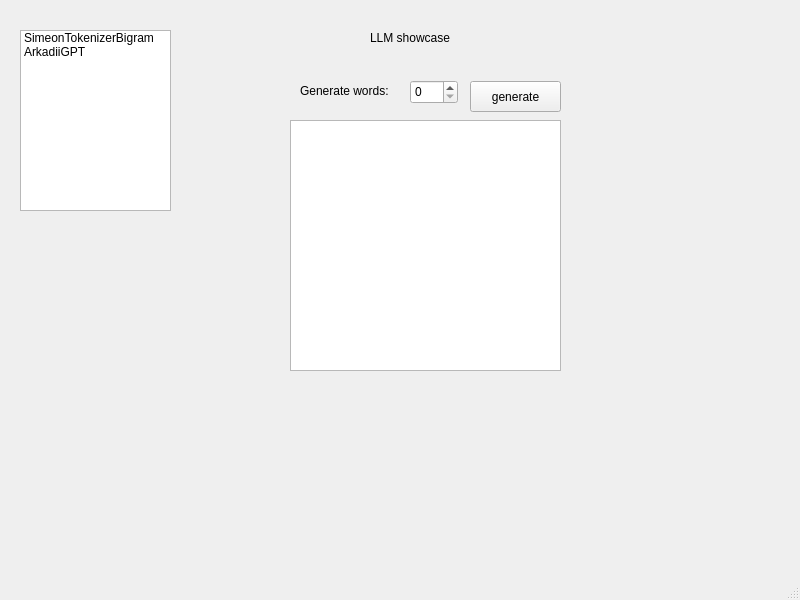
Before: the Qt Designer form nanoArkadiiGPT/app/mainwindow.ui in mistmake/HSE-project-Mini-GPT-cpp, drawn with Qt 5.
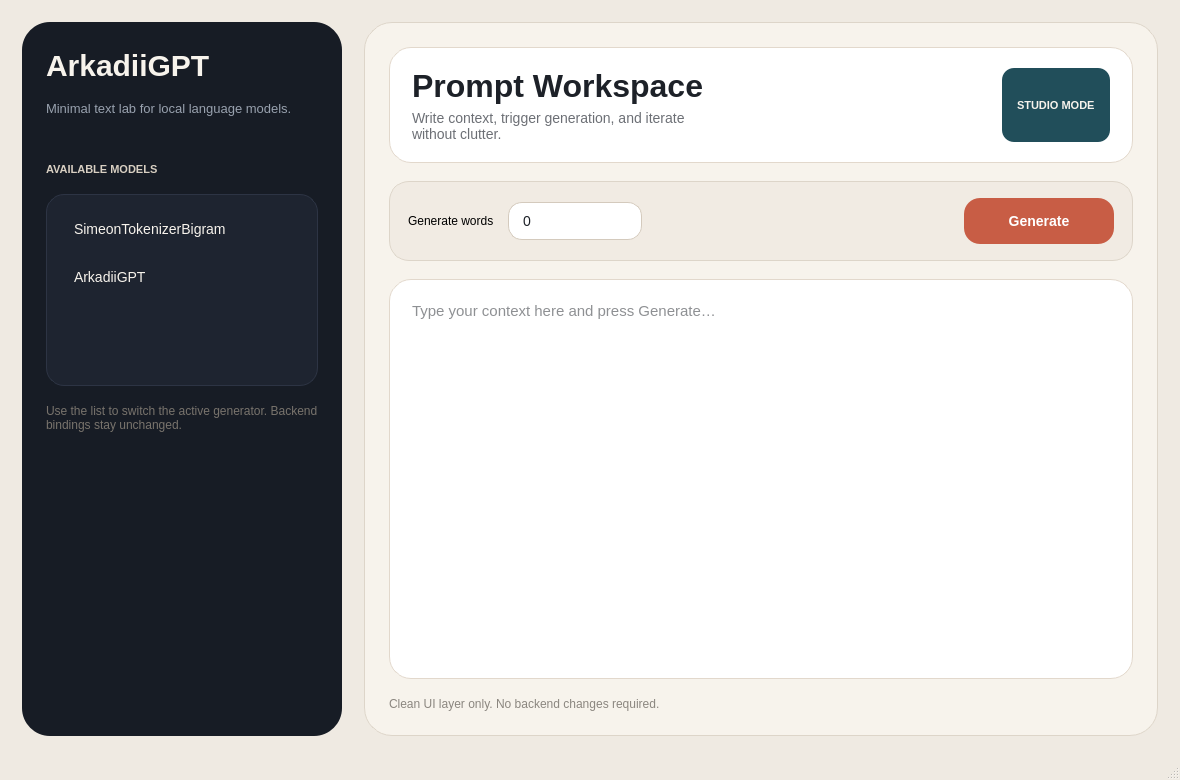
After: the same form once the commit is applied.

```diff
--- a/nanoArkadiiGPT/app/mainwindow.ui
+++ b/nanoArkadiiGPT/app/mainwindow.ui
@@ -6,93 +6,456 @@
    <rect>
     <x>0</x>
     <y>0</y>
-    <width>800</width>
-    <height>600</height>
+    <width>1180</width>
+    <height>780</height>
    </rect>
   </property>
   <property name="windowTitle">
-   <string>MainWindow</string>
+   <string>ArkadiiGPT Studio</string>
+  </property>
+  <property name="styleSheet">
+   <string notr="true">QMainWindow {
+    background-color: #EFEAE2;
+    color: #1D2128;
+    font-family: "Avenir Next";
+    }
+
+    QWidget#centralwidget {
+    background-color: #EFEAE2;
+    }
+
+    QFrame#sidebarFrame {
+    background-color: #171C25;
+    border-radius: 28px;
+    }
+
+    QFrame#workspaceFrame {
+    background-color: #F7F3EC;
+    border-radius: 28px;
+    border: 1px solid #DDD5C9;
+    }
+
+    QFrame#heroFrame {
+    background-color: #FFFFFF;
+    border: 1px solid #E2D8CC;
+    border-radius: 22px;
+    }
+
+    QFrame#controlFrame {
+    background-color: #F1EBE3;
+    border: 1px solid #DDD5C9;
+    border-radius: 20px;
+    }
+
+    QLabel#brandLabel {
+    color: #F7F3EC;
+    font-size: 30px;
+    font-weight: 700;
+    }
+
+    QLabel#brandSubLabel {
+    color: #98A1AE;
+    font-size: 13px;
+    }
+
+    QLabel#sectionLabel {
+    color: #D8CFC2;
+    font-size: 11px;
+    font-weight: 700;
+    }
+
+    QLabel#heroTitle {
+    color: #1D2128;
+    font-size: 32px;
+    font-weight: 700;
+    }
+
+    QLabel#heroSubTitle {
+    color: #6C6F75;
+    font-size: 14px;
+    }
+
+    QLabel#chipLabel {
+    background-color: #214E5A;
+    color: #F7F3EC;
+    border-radius: 12px;
+    padding: 6px 12px;
+    font-size: 11px;
+    font-weight: 700;
+    }
+
+    QLabel#captionLabel {
+    color: #78736C;
+    font-size: 12px;
+    }
+
+    QLabel#footerLabel {
+    color: #8B867F;
+    font-size: 12px;
+    }
+
+    QLabel#controlLabel {
+    color: #1D2128;
+    font-size: 14px;
+    font-weight: 600;
+    }
+
+    QListWidget#listWidget {
+    background-color: #1E2430;
+    color: #F7F3EC;
+    border: 1px solid #2D3444;
+    border-radius: 18px;
+    outline: 0;
+    padding: 10px;
+    font-size: 14px;
+    }
+
+    QListWidget#listWidget::item {
+    border-radius: 12px;
+    padding: 12px 14px;
+    margin: 4px 0px;
+    }
+
+    QListWidget#listWidget::item:selected {
+    background-color: #C85D45;
+    color: #FFFFFF;
+    }
+
+    QListWidget#listWidget::item:hover {
+    background-color: #2A3140;
+    }
+
+    QSpinBox#spinBox {
+    background-color: #FFFFFF;
+    color: #1D2128;
+    border: 1px solid #D4CABD;
+    border-radius: 14px;
+    padding: 9px 12px;
+    min-width: 90px;
+    font-size: 14px;
+    }
+
+    QSpinBox#spinBox::up-button,
+    QSpinBox#spinBox::down-button {
+    width: 18px;
+    border: none;
+    background: transparent;
+    }
+
+    QPushButton#pushButton {
+    background-color: #C85D45;
+    color: #FFFFFF;
+    border: none;
+    border-radius: 16px;
+    padding: 12px 22px;
+    font-size: 14px;
+    font-weight: 700;
+    }
+
+    QPushButton#pushButton:hover {
+    background-color: #B4513A;
+    }
+
+    QPushButton#pushButton:pressed {
+    background-color: #9D4632;
+    }
+
+    QPlainTextEdit#plainTextEdit {
+    background-color: #FFFFFF;
+    color: #1D2128;
+    border: 1px solid #E2D8CC;
+    border-radius: 22px;
+    padding: 18px;
+    font-size: 15px;
+    selection-background-color: #214E5A;
+    selection-color: #FFFFFF;
+    }</string>
   </property>
   <widget class="QWidget" name="centralwidget">
-   <widget class="QLabel" name="label">
-    <property name="geometry">
-     <rect>
-      <x>370</x>
-      <y>30</y>
-      <width>91</width>
-      <height>16</height>
-     </rect>
+   <layout class="QHBoxLayout" name="horizontalLayout">
+    <property name="spacing">
+     <number>22</number>
     </property>
-    <property name="text">
-     <string>LLM showcase</string>
+    <property name="leftMargin">
+     <number>22</number>
     </property>
-   </widget>
-   <widget class="QPlainTextEdit" name="plainTextEdit">
-    <property name="geometry">
-     <rect>
-      <x>290</x>
-      <y>120</y>
-      <width>271</width>
-      <height>251</height>
-     </rect>
+    <property name="topMargin">
+     <number>22</number>
     </property>
-   </widget>
-   <widget class="QSpinBox" name="spinBox">
-    <property name="geometry">
-     <rect>
-      <x>410</x>
-      <y>80</y>
-      <width>48</width>
-      <height>24</height>
-     </rect>
+    <property name="rightMargin">
+     <number>22</number>
     </property>
-   </widget>
-   <widget class="QPushButton" name="pushButton">
-    <property name="geometry">
-     <rect>
-      <x>470</x>
-      <y>81</y>
-      <width>91</width>
-      <height>31</height>
-     </rect>
+    <property name="bottomMargin">
+     <number>22</number>
     </property>
-    <property name="text">
-     <string>generate</string>
-    </property>
-   </widget>
-   <widget class="QLabel" name="label_2">
-    <property name="geometry">
-     <rect>
-      <x>300</x>
-      <y>81</y>
-      <width>101</width>
-      <height>20</height>
-     </rect>
-    </property>
-    <property name="text">
-     <string>Generate words:</string>
-    </property>
-   </widget>
-   <widget class="QListWidget" name="listWidget">
-    <property name="geometry">
-     <rect>
-      <x>20</x>
-      <y>30</y>
-      <width>151</width>
-      <height>181</height>
-     </rect>
-    </property>
     <item>
-     <property name="text">
-      <string>SimeonTokenizerBigram</string>
-     </property>
+     <widget class="QFrame" name="sidebarFrame">
+      <property name="minimumSize">
+       <size>
+        <width>290</width>
+        <height>0</height>
+       </size>
+      </property>
+      <property name="maximumSize">
+       <size>
+        <width>320</width>
+        <height>16777215</height>
+       </size>
+      </property>
+      <layout class="QVBoxLayout" name="verticalLayout_2">
+       <property name="spacing">
+        <number>18</number>
+       </property>
+       <property name="leftMargin">
+        <number>24</number>
+       </property>
+       <property name="topMargin">
+        <number>26</number>
+       </property>
+       <property name="rightMargin">
+        <number>24</number>
+       </property>
+       <property name="bottomMargin">
+        <number>24</number>
+       </property>
+       <item>
+        <widget class="QLabel" name="brandLabel">
+         <property name="text">
+          <string>ArkadiiGPT</string>
+         </property>
+        </widget>
+       </item>
+       <item>
+        <widget class="QLabel" name="brandSubLabel">
+         <property name="text">
+          <string>Minimal text lab for local language models.</string>
+         </property>
+         <property name="wordWrap">
+          <bool>true</bool>
+         </property>
+        </widget>
+       </item>
+       <item>
+        <spacer name="verticalSpacer_2">
+         <property name="orientation">
+          <enum>Qt::Orientation::Vertical</enum>
+         </property>
+         <property name="sizeHint" stdset="0">
+          <size>
+           <width>20</width>
+           <height>6</height>
+          </size>
+         </property>
+        </spacer>
+       </item>
+       <item>
+        <widget class="QLabel" name="sectionLabel">
+         <property name="text">
+          <string>AVAILABLE MODELS</string>
+         </property>
+        </widget>
+       </item>
+       <item>
+        <widget class="QListWidget" name="listWidget">
+         <item>
+          <property name="text">
+           <string>SimeonTokenizerBigram</string>
+          </property>
+         </item>
+         <item>
+          <property name="text">
+           <string>ArkadiiGPT</string>
+          </property>
+         </item>
+        </widget>
+       </item>
+       <item>
+        <widget class="QLabel" name="captionLabel">
+         <property name="text">
+          <string>Use the list to switch the active generator. Backend bindings stay unchanged.</string>
+         </property>
+         <property name="wordWrap">
+          <bool>true</bool>
+         </property>
+        </widget>
+       </item>
+       <item>
+        <spacer name="verticalSpacer">
+         <property name="orientation">
+          <enum>Qt::Orientation::Vertical</enum>
+         </property>
+         <property name="sizeHint" stdset="0">
+          <size>
+           <width>20</width>
+           <height>280</height>
+          </size>
+         </property>
+        </spacer>
+       </item>
+      </layout>
+     </widget>
     </item>
     <item>
-     <property name="text">
-      <string>ArkadiiGPT</string>
-     </property>
+     <widget class="QFrame" name="workspaceFrame">
+      <layout class="QVBoxLayout" name="verticalLayout">
+       <property name="spacing">
+        <number>18</number>
+       </property>
+       <property name="leftMargin">
+        <number>24</number>
+       </property>
+       <property name="topMargin">
+        <number>24</number>
+       </property>
+       <property name="rightMargin">
+        <number>24</number>
+       </property>
+       <property name="bottomMargin">
+        <number>24</number>
+       </property>
+       <item>
+        <widget class="QFrame" name="heroFrame">
+         <layout class="QHBoxLayout" name="horizontalLayout_2">
+          <property name="spacing">
+           <number>16</number>
+          </property>
+          <property name="leftMargin">
+           <number>22</number>
+          </property>
+          <property name="topMargin">
+           <number>20</number>
+          </property>
+          <property name="rightMargin">
+           <number>22</number>
+          </property>
+          <property name="bottomMargin">
+           <number>20</number>
+          </property>
+          <item>
+           <layout class="QVBoxLayout" name="verticalLayout_3">
+            <property name="spacing">
+             <number>6</number>
+            </property>
+            <item>
+             <widget class="QLabel" name="heroTitle">
+              <property name="text">
+               <string>Prompt Workspace</string>
+              </property>
+             </widget>
+            </item>
+            <item>
+             <widget class="QLabel" name="heroSubTitle">
+              <property name="text">
+               <string>Write context, trigger generation, and iterate without clutter.</string>
+              </property>
+              <property name="wordWrap">
+               <bool>true</bool>
+              </property>
+             </widget>
+            </item>
+           </layout>
+          </item>
+          <item>
+           <spacer name="horizontalSpacer">
+            <property name="orientation">
+             <enum>Qt::Orientation::Horizontal</enum>
+            </property>
+            <property name="sizeHint" stdset="0">
+             <size>
+              <width>40</width>
+              <height>20</height>
+             </size>
+            </property>
+           </spacer>
+          </item>
+          <item>
+           <widget class="QLabel" name="chipLabel">
+            <property name="text">
+             <string>STUDIO MODE</string>
+            </property>
+           </widget>
+          </item>
+         </layout>
+        </widget>
+       </item>
+       <item>
+        <widget class="QFrame" name="controlFrame">
+         <layout class="QHBoxLayout" name="horizontalLayout_3">
+          <property name="spacing">
+           <number>14</number>
+          </property>
+          <property name="leftMargin">
+           <number>18</number>
+          </property>
+          <property name="topMargin">
+           <number>16</number>
+          </property>
+          <property name="rightMargin">
+           <number>18</number>
+          </property>
+          <property name="bottomMargin">
+           <number>16</number>
+          </property>
+          <item>
+           <widget class="QLabel" name="label_2">
+            <property name="text">
+             <string>Generate words</string>
+            </property>
+           </widget>
+          </item>
+          <item>
+           <widget class="QSpinBox" name="spinBox"/>
+          </item>
+          <item>
+           <spacer name="horizontalSpacer_2">
+            <property name="orientation">
+             <enum>Qt::Orientation::Horizontal</enum>
+            </property>
+            <property name="sizeHint" stdset="0">
+             <size>
+              <width>40</width>
+              <height>20</height>
+             </size>
+            </property>
+           </spacer>
+          </item>
+          <item>
+           <widget class="QPushButton" name="pushButton">
+            <property name="minimumSize">
+             <size>
+              <width>150</width>
+              <height>46</height>
+             </size>
+            </property>
+            <property name="text">
+             <string>Generate</string>
+            </property>
+           </widget>
+          </item>
+         </layout>
+        </widget>
+       </item>
+       <item>
+        <widget class="QPlainTextEdit" name="plainTextEdit">
+         <property name="placeholderText">
+          <string>Type your context here and press Generate…</string>
+         </property>
+         <property name="lineWrapMode">
+          <enum>QPlainTextEdit::WidgetWidth</enum>
+         </property>
+        </widget>
+       </item>
+       <item>
+        <widget class="QLabel" name="footerLabel">
+         <property name="text">
+          <string>Clean UI layer only. No backend changes required.</string>
+         </property>
+        </widget>
+       </item>
+      </layout>
+     </widget>
     </item>
-   </widget>
+   </layout>
   </widget>
   <widget class="QMenuBar" name="menubar">
    <property name="geometry">
```
Left out of the diff: 4 changed lines with no effect on the pictures.
